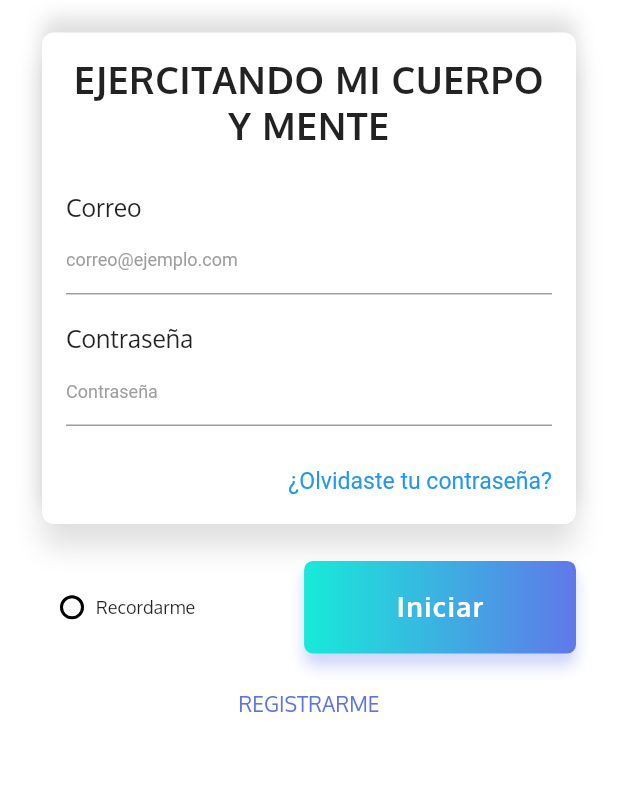
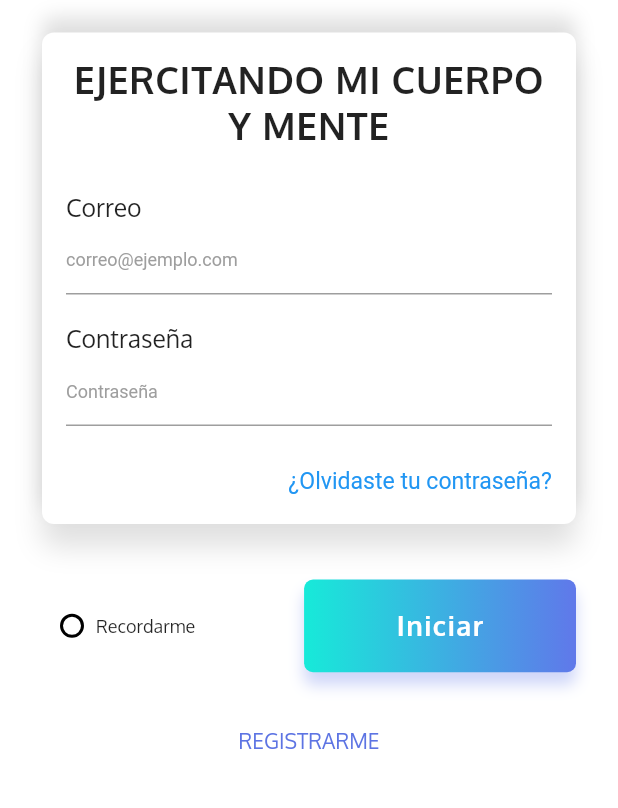
Before and after one commit to dannielgloria/app_de_ejercicio, a Flutter app: the screen it shows after launch, on a phone screen of 412 x 824 dp, the part 381-1189 px from its top. Run offline on Flutter 3.47's test engine with Material 2 defaults, Android fonts, the phone set to English and light mode, and no system bars; our stand-ins replace flutter_screenutil; Roboto replaces fonts that are missing (Oxigen).

Commit message:
Added LogingScreen

```diff
--- a/lib/app/app.dart
+++ b/lib/app/app.dart
@@ -1,4 +1,3 @@
-import 'package:app_de_ejercicio/screens/LogingScreen.dart';
 import 'package:app_de_ejercicio/screens/SplashScreen.dart';
 import 'package:flutter/material.dart';
 
@@ -9,7 +8,7 @@ class AppExercise extends StatelessWidget {
     return MaterialApp(
       debugShowCheckedModeBanner: false,
       theme: ThemeData.light(),
-      home: LoginScreen(),
+      home: SplashScreen(),
     );
   }
 }
--- a/lib/screens/LogingScreen.dart
+++ b/lib/screens/LogingScreen.dart
@@ -69,7 +69,7 @@ class _LoginScreenState extends State<LoginScreen> {
                     height: ScreenUtil.getInstance().setHeight(35),
                   ),
                   LoginCard(),
-                  SizedBox(height: ScreenUtil.getInstance().setHeight(40)),
+                  SizedBox(height: ScreenUtil.getInstance().setHeight(60)),
                   Row(
                     mainAxisAlignment: MainAxisAlignment.spaceBetween,
                     children: <Widget>[
@@ -125,7 +125,7 @@ class _LoginScreenState extends State<LoginScreen> {
                     ],
                   ),
                   SizedBox(
-                    height: ScreenUtil.getInstance().setHeight(40),
+                    height: ScreenUtil.getInstance().setHeight(60),
                   ),
                   Row(
                     mainAxisAlignment: MainAxisAlignment.center,
--- a/lib/screens/SplashScreen.dart
+++ b/lib/screens/SplashScreen.dart
@@ -1,9 +1,6 @@
 import 'dart:async';
-
+import 'package:app_de_ejercicio/screens/LogingScreen.dart';
 import 'package:flutter/material.dart';
-import 'LogingScreen.dart';
-
-//
 
 class SplashScreen extends StatefulWidget {
   @override
@@ -35,7 +32,7 @@ class _SplashScreenState extends State<SplashScreen> {
                  mainAxisAlignment: MainAxisAlignment.center,
                  children: <Widget>[
                    Padding(padding: EdgeInsets.only(top: 80.0)),
-                   Image(image: AssetImage("assets/images/splashIcon.png"),width: 200.0),
+                   Image(image: AssetImage("assets/img/splashIcon.png"),width: 200.0),
 
                  ],
                ),
```
